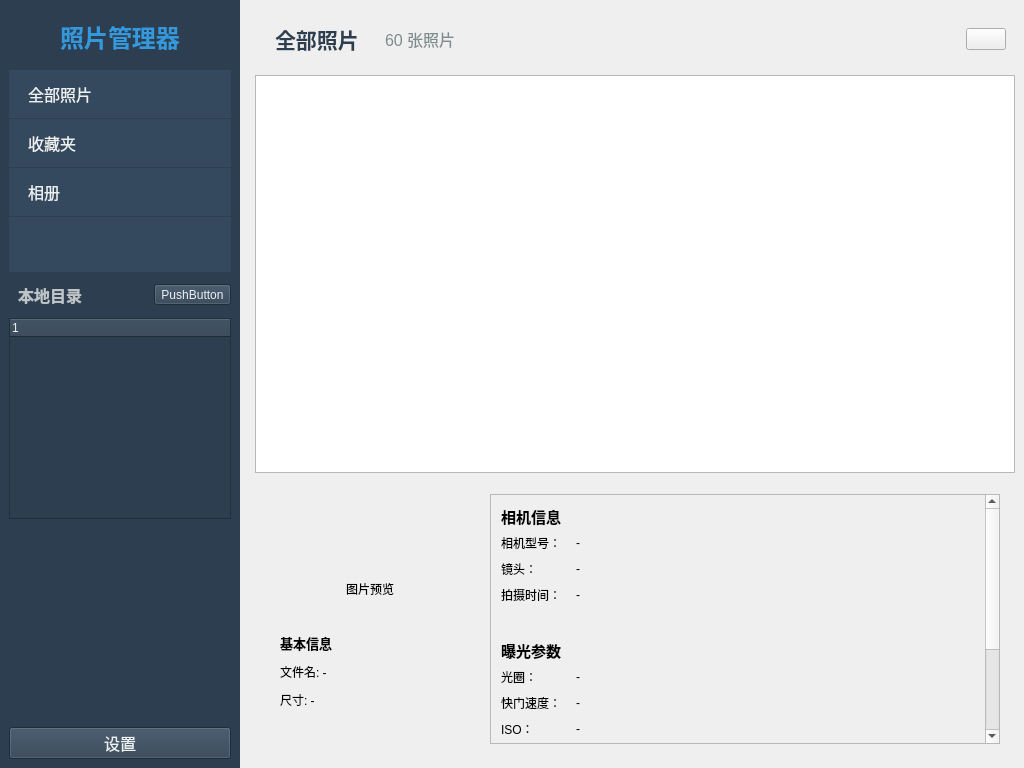
Gxstar/ImageManager, file main.ui: the form before one commit.
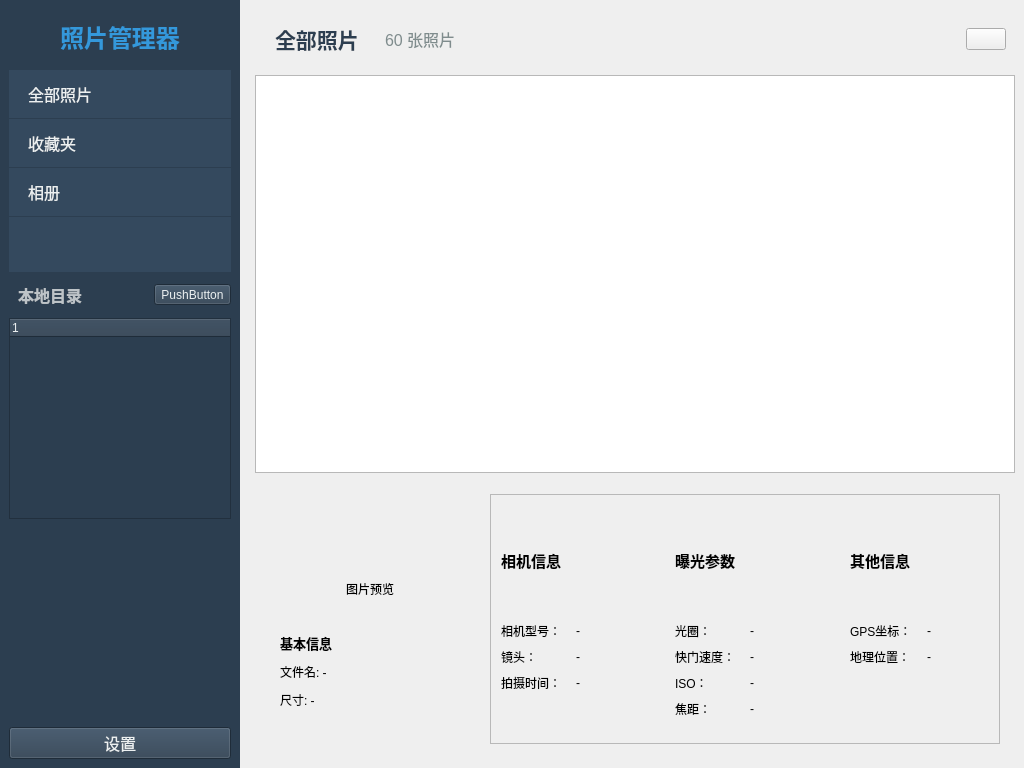
The form after the commit. Icons and pictures are not drawn.

Commit message:
refactor(ui): 简化主窗口代码并优化UI布局
移除冗余代码和注释，重构主窗口类结构使其更简洁
调整UI布局和样式，优化窗口位置和尺寸配置
更新导航图标和按钮样式，改进代码可读性

Patch:
```diff
--- a/main.ui
+++ b/main.ui
@@ -421,11 +421,11 @@
               <rect>
                <x>0</x>
                <y>0</y>
-               <width>532</width>
-               <height>336</height>
+               <width>513</width>
+               <height>248</height>
               </rect>
              </property>
-             <layout class="QVBoxLayout" name="verticalLayout_5">
+             <layout class="QHBoxLayout" name="horizontalLayout_5">
               <property name="spacing">
                <number>15</number>
               </property>
@@ -759,7 +759,7 @@
                       </font>
                      </property>
                      <property name="text">
-                      <string>版权信息：</string>
+                      <string>地理位置：</string>
                      </property>
                     </widget>
                    </item>
```
Left out of the diff: 43 changed lines with no effect on the pictures. The commit also changes 2 other files.
